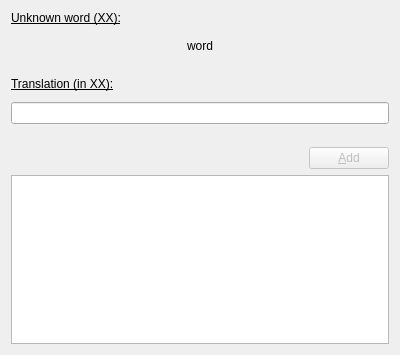
Old version of the form translationdialog.ui in the repository TutorExilius/MyCuteThesaurus.
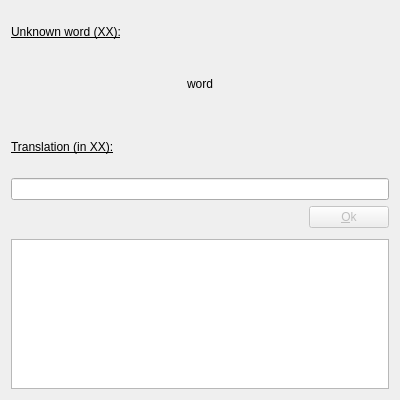
New version of the form.

Commit message: Refactoring. Added QMap as global key-value color-handling mechanism in MainWindow. Bugfix: Eneable Ok-Button in TranslationDialog by removing an entry. Implemented removed entries collection in TranslationDialog to able to cancel deletion

The edit to the form file:
```diff
--- a/translationdialog.ui
+++ b/translationdialog.ui
@@ -7,13 +7,25 @@
     <x>0</x>
     <y>0</y>
     <width>400</width>
-    <height>355</height>
+    <height>400</height>
    </rect>
   </property>
+  <property name="sizePolicy">
+   <sizepolicy hsizetype="Fixed" vsizetype="Fixed">
+    <horstretch>0</horstretch>
+    <verstretch>0</verstretch>
+   </sizepolicy>
+  </property>
   <property name="minimumSize">
    <size>
     <width>400</width>
-    <height>220</height>
+    <height>400</height>
+   </size>
+  </property>
+  <property name="maximumSize">
+   <size>
+    <width>400</width>
+    <height>400</height>
    </size>
   </property>
   <property name="font">
@@ -28,6 +40,9 @@
    <string>Add new word</string>
   </property>
   <layout class="QVBoxLayout" name="verticalLayout_2">
+   <property name="sizeConstraint">
+    <enum>QLayout::SetMinimumSize</enum>
+   </property>
    <item>
     <widget class="QLabel" name="label_unknownWord_title">
      <property name="font">
@@ -49,7 +64,7 @@
       <enum>Qt::Vertical</enum>
      </property>
      <property name="sizeType">
-      <enum>QSizePolicy::Fixed</enum>
+      <enum>QSizePolicy::Minimum</enum>
      </property>
      <property name="sizeHint" stdset="0">
       <size>
@@ -61,11 +76,17 @@
    </item>
    <item>
     <layout class="QHBoxLayout" name="horizontalLayout">
+     <property name="sizeConstraint">
+      <enum>QLayout::SetMinimumSize</enum>
+     </property>
      <item>
       <spacer name="horizontalSpacer">
        <property name="orientation">
         <enum>Qt::Horizontal</enum>
        </property>
+       <property name="sizeType">
+        <enum>QSizePolicy::MinimumExpanding</enum>
+       </property>
        <property name="sizeHint" stdset="0">
         <size>
          <width>40</width>
@@ -76,6 +97,12 @@
      </item>
      <item>
       <widget class="QLabel" name="label_word">
+       <property name="sizePolicy">
+        <sizepolicy hsizetype="Minimum" vsizetype="Minimum">
+         <horstretch>0</horstretch>
+         <verstretch>0</verstretch>
+        </sizepolicy>
+       </property>
        <property name="font">
         <font>
          <pointsize>9</pointsize>
@@ -98,6 +125,9 @@
        <property name="orientation">
         <enum>Qt::Horizontal</enum>
        </property>
+       <property name="sizeType">
+        <enum>QSizePolicy::MinimumExpanding</enum>
+       </property>
        <property name="sizeHint" stdset="0">
         <size>
          <width>40</width>
@@ -114,7 +144,7 @@
       <enum>Qt::Vertical</enum>
      </property>
      <property name="sizeType">
-      <enum>QSizePolicy::Fixed</enum>
+      <enum>QSizePolicy::Minimum</enum>
      </property>
      <property name="sizeHint" stdset="0">
       <size>
@@ -145,7 +175,7 @@
       <enum>Qt::Vertical</enum>
      </property>
      <property name="sizeType">
-      <enum>QSizePolicy::Fixed</enum>
+      <enum>QSizePolicy::Minimum</enum>
      </property>
      <property name="sizeHint" stdset="0">
       <size>
@@ -170,21 +200,11 @@
      </property>
     </widget>
    </item>
-   <item>
-    <spacer name="verticalSpacer">
-     <property name="orientation">
-      <enum>Qt::Vertical</enum>
-     </property>
-     <property name="sizeHint" stdset="0">
-      <size>
-       <width>20</width>
-       <height>40</height>
-      </size>
-     </property>
-    </spacer>
-   </item>
    <item>
     <layout class="QHBoxLayout" name="horizontalLayout_2">
+     <property name="sizeConstraint">
+      <enum>QLayout::SetMinimumSize</enum>
+     </property>
      <property name="bottomMargin">
       <number>0</number>
      </property>
@@ -193,6 +213,9 @@
        <property name="orientation">
         <enum>Qt::Horizontal</enum>
        </property>
+       <property name="sizeType">
+        <enum>QSizePolicy::MinimumExpanding</enum>
+       </property>
        <property name="sizeHint" stdset="0">
         <size>
          <width>40</width>
@@ -216,17 +239,51 @@
         </font>
        </property>
        <property name="text">
-        <string>&amp;Add</string>
+        <string>&amp;Ok</string>
        </property>
       </widget>
      </item>
     </layout>
    </item>
+   <item>
+    <spacer name="verticalSpacer">
+     <property name="orientation">
+      <enum>Qt::Vertical</enum>
+     </property>
+     <property name="sizeType">
+      <enum>QSizePolicy::Minimum</enum>
+     </property>
+     <property name="sizeHint" stdset="0">
+      <size>
+       <width>20</width>
+       <height>5</height>
+      </size>
+     </property>
+    </spacer>
+   </item>
    <item>
     <widget class="QTableWidget" name="tableWidget_translations">
+     <property name="enabled">
+      <bool>true</bool>
+     </property>
+     <property name="minimumSize">
+      <size>
+       <width>0</width>
+       <height>150</height>
+      </size>
+     </property>
+     <property name="maximumSize">
+      <size>
+       <width>16777215</width>
+       <height>150</height>
+      </size>
+     </property>
      <property name="selectionMode">
       <enum>QAbstractItemView::SingleSelection</enum>
      </property>
+     <attribute name="horizontalHeaderVisible">
+      <bool>false</bool>
+     </attribute>
     </widget>
    </item>
   </layout>
```
Left out of the diff: 2 changed lines with no effect on the pictures. The commit also changes 4 other files.
